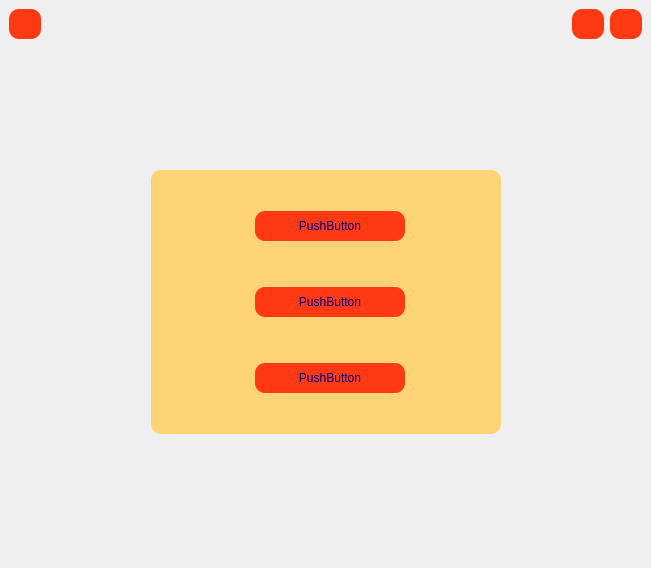
First picture: the form in adminform.ui, repository fatemebd/Library, before the edit.
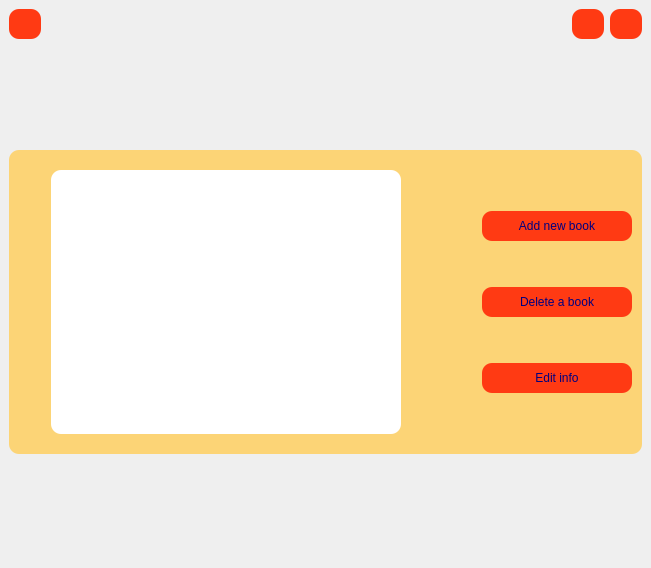
Second picture: the form after the edit. Icons and pictures are not drawn.

```diff
--- a/adminform.ui
+++ b/adminform.ui
@@ -137,6 +137,35 @@
      </spacer>
     </item>
     <item>
+     <widget class="QWidget" name="horizontalWidget_2" native="true">
+      <property name="styleSheet">
+       <string notr="true">QWidget{
+color:rgb(0, 0, 127);
+background-color: rgba(255, 205, 88,0.8);
+border-radius : 10px;
+
+}
+QLineEdit
+{
+background-color: white;
+border-radius : 10px;
+}
+
+QPushButton
+{
+background-color:rgb(255, 58, 19);
+border-radius : 10px;
+}
+QPushButton:hover{
+background-color:  rgb(139, 193, 14);
+}
+QLabel
+{
+background-color: rgba(255, 205, 88,0.3);
+color:rgb(0, 0, 107);
+}
+</string>
+      </property>
      <layout class="QHBoxLayout" name="horizontalLayout_3">
       <property name="topMargin">
        <number>20</number>
@@ -144,6 +173,39 @@
       <property name="bottomMargin">
        <number>20</number>
       </property>
+       <item>
+        <spacer name="horizontalSpacer_3">
+         <property name="orientation">
+          <enum>Qt::Horizontal</enum>
+         </property>
+         <property name="sizeHint" stdset="0">
+          <size>
+           <width>40</width>
+           <height>20</height>
+          </size>
+         </property>
+        </spacer>
+       </item>
+       <item>
+        <layout class="QVBoxLayout" name="verticalLayout_4">
+         <property name="rightMargin">
+          <number>0</number>
+         </property>
+         <item>
+          <widget class="QTextBrowser" name="textBrowser">
+           <property name="minimumSize">
+            <size>
+             <width>350</width>
+             <height>0</height>
+            </size>
+           </property>
+           <property name="styleSheet">
+            <string notr="true">background-color:white;</string>
+           </property>
+          </widget>
+         </item>
+        </layout>
+       </item>
       <item>
        <spacer name="horizontalSpacer_8">
         <property name="orientation">
@@ -159,16 +221,28 @@
       </item>
       <item>
        <widget class="QWidget" name="v3" native="true">
+         <property name="sizePolicy">
+          <sizepolicy hsizetype="Minimum" vsizetype="Fixed">
+           <horstretch>0</horstretch>
+           <verstretch>0</verstretch>
+          </sizepolicy>
+         </property>
         <property name="minimumSize">
          <size>
-          <width>350</width>
+           <width>170</width>
           <height>170</height>
          </size>
         </property>
+         <property name="maximumSize">
+          <size>
+           <width>200</width>
+           <height>16777215</height>
+          </size>
+         </property>
         <property name="styleSheet">
          <string notr="true">QWidget{
 color:rgb(0, 0, 127);
-background-color: rgba(255, 205, 88,0.8);
+background-color: rgba(255, 205, 88,0);
 border-radius : 10px;
 
 }
@@ -243,23 +317,10 @@
               </size>
              </property>
              <property name="text">
-              <string>PushButton</string>
+               <string>Add new book</string>
              </property>
             </widget>
            </item>
-           <item>
-            <spacer name="horizontalSpacer_3">
-             <property name="orientation">
-              <enum>Qt::Horizontal</enum>
-             </property>
-             <property name="sizeHint" stdset="0">
-              <size>
-               <width>40</width>
-               <height>20</height>
-              </size>
-             </property>
-            </spacer>
-           </item>
           </layout>
          </item>
          <item>
@@ -302,23 +363,10 @@
               </size>
              </property>
              <property name="text">
-              <string>PushButton</string>
+               <string>Delete a book</string>
              </property>
             </widget>
            </item>
-           <item>
-            <spacer name="horizontalSpacer_5">
-             <property name="orientation">
-              <enum>Qt::Horizontal</enum>
-             </property>
-             <property name="sizeHint" stdset="0">
-              <size>
-               <width>40</width>
-               <height>20</height>
-              </size>
-             </property>
-            </spacer>
-           </item>
           </layout>
          </item>
          <item>
@@ -361,23 +409,10 @@
               </size>
              </property>
              <property name="text">
-              <string>PushButton</string>
+               <string>Edit info</string>
              </property>
             </widget>
            </item>
-           <item>
-            <spacer name="horizontalSpacer_7">
-             <property name="orientation">
-              <enum>Qt::Horizontal</enum>
-             </property>
-             <property name="sizeHint" stdset="0">
-              <size>
-               <width>40</width>
-               <height>20</height>
-              </size>
-             </property>
-            </spacer>
-           </item>
           </layout>
          </item>
          <item>
@@ -396,20 +431,8 @@
         </layout>
        </widget>
       </item>
-      <item>
-       <spacer name="horizontalSpacer_9">
-        <property name="orientation">
-         <enum>Qt::Horizontal</enum>
-        </property>
-        <property name="sizeHint" stdset="0">
-         <size>
-          <width>40</width>
-          <height>20</height>
-         </size>
-        </property>
-       </spacer>
-      </item>
-     </layout>
+      </layout>
+     </widget>
     </item>
     <item>
      <spacer name="verticalSpacer">
```
Left out of the diff: 14 changed lines with no effect on the pictures. Lines whose indentation alone changed are shown as unchanged.
